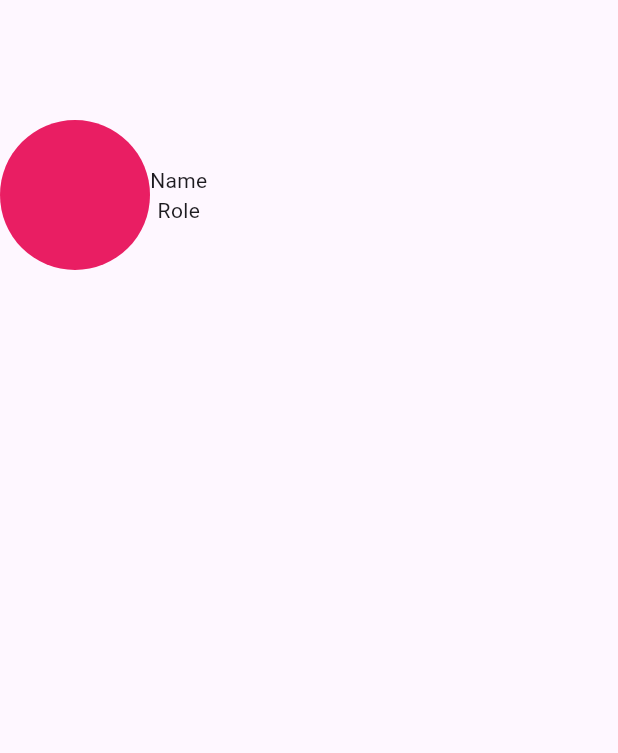
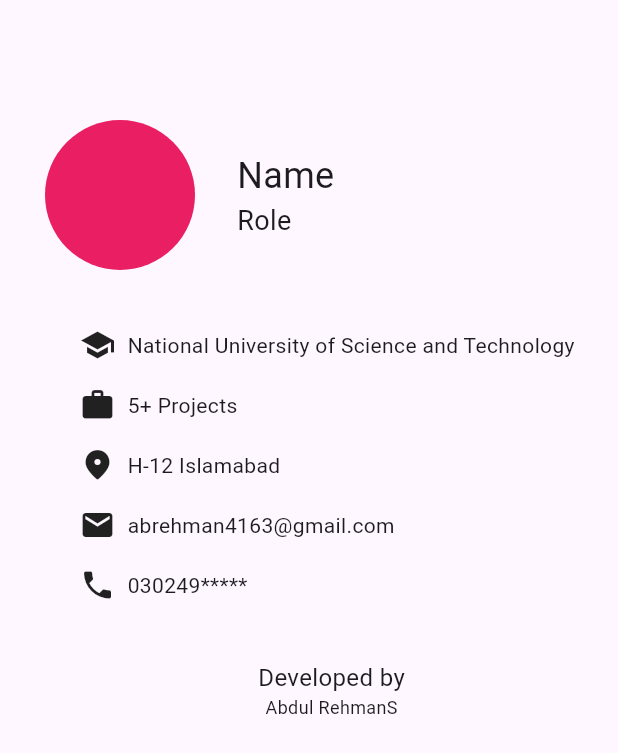
Before and after one commit to irehmanar/Portfolio-Mobile-App, a Flutter app: the screen it shows after launch, on a phone screen of 412 x 824 dp. Shown: the top 753 px of the screen. Run offline on Flutter 3.47's test engine with Material 3 defaults, Android fonts, the phone set to English and light mode, and no system bars.

Commit message:
Main screen completed

```diff
--- a/lib/main.dart
+++ b/lib/main.dart
@@ -14,15 +14,101 @@ class Home extends StatelessWidget {
   Widget build(BuildContext context) {
     return Scaffold(
       body: Padding(
-        padding: const EdgeInsets.only(top: 80.0),
+        padding: const EdgeInsets.only(top: 80.0,left: 30),
         child: Column(
           children: <Widget>[
             Row(children: <Widget>[
               CircleAvatar(radius: 50,backgroundColor: Colors.pink,),
-              Column(children: <Widget>[
-                Text("Name"),Text("Role")
-              ],)
-            ],)
+              Padding(
+                padding: const EdgeInsets.only(left: 28.0),
+                child: Column(
+
+                  crossAxisAlignment: CrossAxisAlignment.start,
+                  children: <Widget>[
+                  Text("Name",style: TextStyle(fontSize: 24),),
+                  Text("Role",style: TextStyle(fontSize: 18),)
+                ],),
+              )
+            ]),
+            SizedBox(height: 30,),
+            Padding(
+              padding: const EdgeInsets.only(left: 15),
+              child: Column(
+                children: <Widget>[
+                  Padding(
+                    padding: const EdgeInsets.all(8.0),
+                    child: Row(
+                      children: <Widget>[
+                        Padding(
+                          padding: const EdgeInsets.only(right: 8.0),
+                          child: Icon(Icons.school),
+                        ),
+                        Text("National University of Science and Technology"),
+                      ],
+                    ),
+                  ),
+                  Padding(
+                    padding: const EdgeInsets.all(8.0),
+                    child: Row(
+                      children: <Widget>[
+                        Padding(
+                          padding: const EdgeInsets.only(right: 8.0),
+                          child: Icon(Icons.work),
+                        ),
+                        Text("5+ Projects"),
+                      ],
+                    ),
+                  ),
+                  Padding(
+                    padding: const EdgeInsets.all(8.0),
+                    child: Row(
+                      children: <Widget>[
+                        Padding(
+                          padding: const EdgeInsets.only(right: 8.0),
+                          child: Icon(Icons.location_on_rounded),
+                        ),
+                        Text("H-12 Islamabad"),
+                      ],
+                    ),
+                  ),
+                  Padding(
+                    padding: const EdgeInsets.all(8.0),
+                    child: Row(
+                      children: <Widget>[
+                        Padding(
+                          padding: const EdgeInsets.only(right: 8.0),
+                          child: Icon(Icons.mail),
+                        ),
+                        Text("abrehman4163@gmail.com"),
+                      ],
+                    ),
+                  ),
+                  Padding(
+                    padding: const EdgeInsets.all(8.0),
+                    child: Row(
+                      children: <Widget>[
+                        Padding(
+                          padding: const EdgeInsets.only(right:8.0),
+                          child: Icon(Icons.phone),
+                        ),
+                        Text("030249*****"),
+                      ],
+                    ),
+                  ),
+                ],
+              ),
+            ),
+            Padding(
+              padding: const EdgeInsets.only(top: 30.0),
+              child: Column(
+                children: <Widget>[
+                  Text("Developed by",style: TextStyle(fontSize: 16),),
+                  Text("Abdul RehmanS",style: TextStyle(fontSize: 12),),
+                ],
+              ),
+            )
+
+
           ],
         ),
       ),
```
